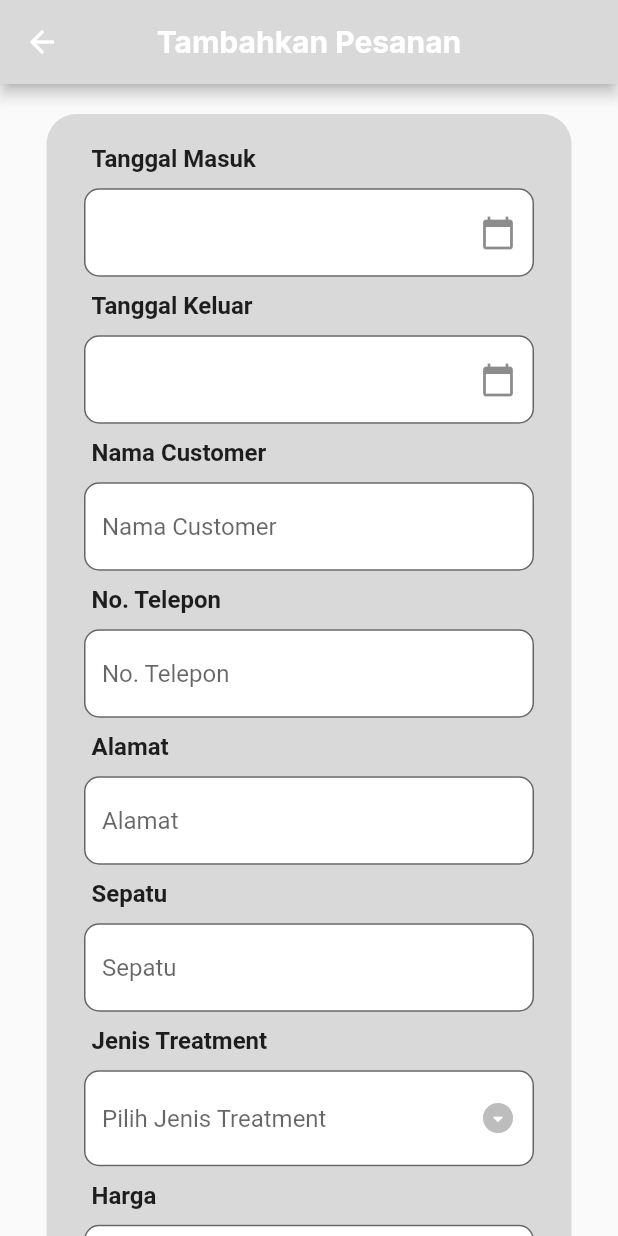
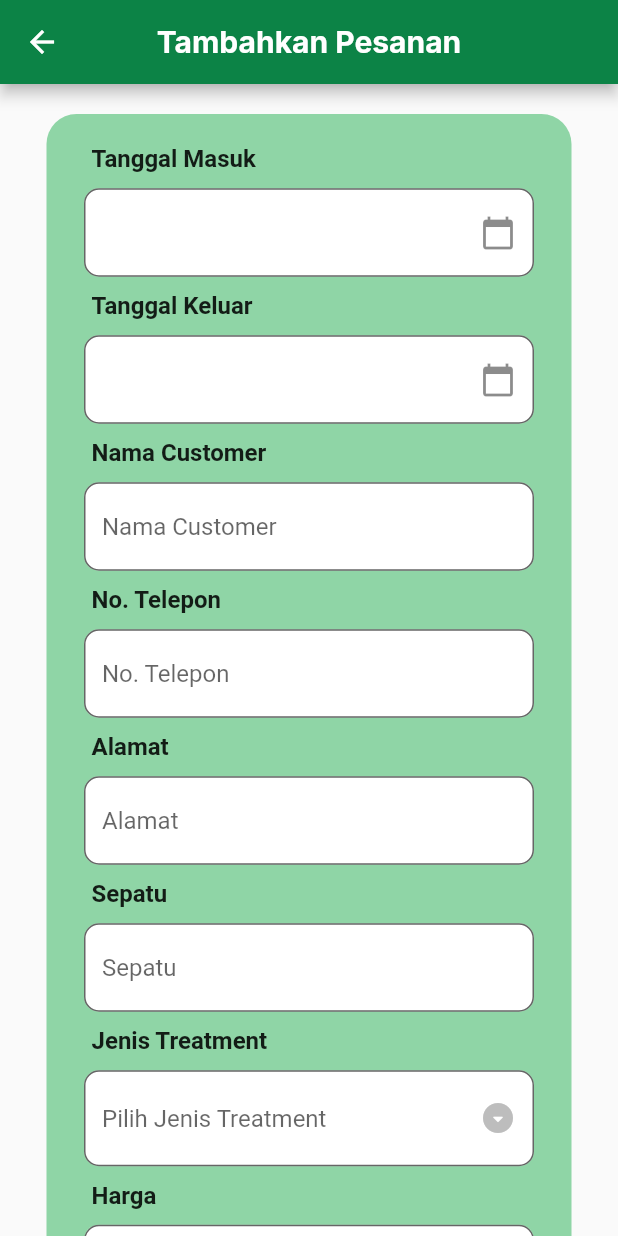
Before and after one commit to eunannana/redlenshoescleaning, a Flutter app: the Pendapatan screen opened directly, after a tap on the "add" icon, on a phone screen of 412 x 824 dp. Run offline on Flutter 3.47's test engine with Material 2 defaults, Android fonts, the phone set to English and light mode, and no system bars; our stand-ins replace cloud_firestore, firebase_auth, firebase_core, google_fonts; accounts and stored records are empty.

Commit message:
membuat front end update treatment ,front end pendapatan

```diff
--- a/lib/main.dart
+++ b/lib/main.dart
@@ -3,6 +3,7 @@ import 'package:flutter/material.dart';
 import 'package:redlenshoescleaning/view/laporan.dart';
 import 'package:redlenshoescleaning/view/login.dart';
 import 'package:redlenshoescleaning/view/pendapatan/pendapatan.dart';
+import 'package:redlenshoescleaning/view/pengeluaran/pengeluaran.dart';
 import 'package:redlenshoescleaning/view/treatment/treatment.dart';
 
 Future main() async {
@@ -18,7 +19,7 @@ class MainApp extends StatelessWidget {
   Widget build(BuildContext context) {
     return const MaterialApp(
       debugShowCheckedModeBanner: false,
-      home: Laporan(),
+      home: Pengeluaran(),
     );
   }
 }
--- a/lib/view/login.dart
+++ b/lib/view/login.dart
@@ -177,13 +177,13 @@ class _LoginState extends State<Login> {
                           minimumSize: MaterialStateProperty.all<Size>(
                               const Size(280, 50)),
                           backgroundColor:
-                              MaterialStateProperty.all(Colors.blueAccent),
+                              MaterialStateProperty.all(Color(0xff329f5b)),
                           overlayColor:
                               MaterialStateProperty.resolveWith<Color?>(
                                   (Set<MaterialState> states) {
                             if (states.contains(MaterialState.pressed)) {
-                              return Colors
-                                  .green; // Ganti dengan warna overlay saat tombol ditekan
+                              return Color(
+                                  0xFF4CAF50); // Ganti dengan warna overlay saat tombol ditekan
                             }
                             return null;
                           }),
--- a/lib/view/pendapatan/creatependapatan.dart
+++ b/lib/view/pendapatan/creatependapatan.dart
@@ -49,7 +49,7 @@ class _CreatePendapatanState extends State<CreatePendapatan> {
           },
         ),
         automaticallyImplyLeading: false,
-        backgroundColor: const Color(0xFFD9D9D9),
+        backgroundColor: const Color(0xFF0C8346),
         centerTitle: true,
         title: Text(
           'Tambahkan Pesanan',
@@ -66,7 +66,7 @@ class _CreatePendapatanState extends State<CreatePendapatan> {
               width: 350,
               height: 900,
               decoration: BoxDecoration(
-                color: const Color(0xFFD9D9D9),
+                color: const Color(0xff8fd5a6),
                 borderRadius: BorderRadius.circular(20),
               ),
               child: Form(
@@ -101,7 +101,7 @@ class _CreatePendapatanState extends State<CreatePendapatan> {
                               borderRadius: BorderRadius.circular(10.0),
                             ),
                             filled: true,
-                            fillColor: Colors.white,
+                            fillColor: const Color.fromRGBO(255, 255, 255, 1),
                             suffixIcon: IconButton(
                               icon: const Icon(Icons.calendar_today),
                               onPressed: () async {
@@ -492,7 +492,7 @@ class _CreatePendapatanState extends State<CreatePendapatan> {
                           }
                         },
                         style: ElevatedButton.styleFrom(
-                          backgroundColor: const Color(0xFF454BE0),
+                          backgroundColor: const Color(0xff329f5b),
                           shape: RoundedRectangleBorder(
                             borderRadius: BorderRadius.circular(18),
                           ),
--- a/lib/view/pendapatan/pendapatan.dart
+++ b/lib/view/pendapatan/pendapatan.dart
@@ -26,7 +26,7 @@ class _PendapatanState extends State<Pendapatan> {
     return Scaffold(
       appBar: AppBar(
         automaticallyImplyLeading: false,
-        backgroundColor: const Color(0xFFD9D9D9),
+        backgroundColor: const Color(0xFF0C8346),
         centerTitle: true,
         title: Text(
           'Daftar Pendapatan',
@@ -58,7 +58,7 @@ class _PendapatanState extends State<Pendapatan> {
                         horizontal: 20.0,
                       ),
                       child: Card(
-                        color: const Color(0xFFD9D9D9),
+                        color: const Color(0xff8fd5a6),
                         elevation: 4,
                         child: ListTile(
                           title: Text(data[index]['tglMasuk']),
@@ -172,7 +172,7 @@ class _PendapatanState extends State<Pendapatan> {
             ),
           );
         },
-        backgroundColor: const Color(0xFFD9D9D9),
+        backgroundColor: const Color(0xFF0C8346),
         child: const Icon(Icons.add),
       ),
     );
--- a/lib/view/pendapatan/updatependapatan.dart
+++ b/lib/view/pendapatan/updatependapatan.dart
@@ -147,7 +147,7 @@ class _UpdatePendapatanState extends State<UpdatePendapatan> {
           },
         ),
         automaticallyImplyLeading: false,
-        backgroundColor: const Color(0xFFD9D9D9),
+        backgroundColor: const Color(0xFF0C8346),
         centerTitle: true,
         title: Text(
           'Edit Pendapatan',
@@ -164,7 +164,7 @@ class _UpdatePendapatanState extends State<UpdatePendapatan> {
               width: 350,
               height: 900,
               decoration: BoxDecoration(
-                color: const Color(0xFFD9D9D9),
+                color: const Color(0xff8fd5a6),
                 borderRadius: BorderRadius.circular(20),
               ),
               child: Form(
@@ -604,7 +604,7 @@ class _UpdatePendapatanState extends State<UpdatePendapatan> {
                           }
                         },
                         style: ElevatedButton.styleFrom(
-                          backgroundColor: const Color(0xFF454BE0),
+                          backgroundColor: const Color(0xFF0C8346),
                           shape: RoundedRectangleBorder(
                             borderRadius: BorderRadius.circular(18),
                           ),
--- a/lib/view/pengeluaran/createpengeluaran.dart
+++ b/lib/view/pengeluaran/createpengeluaran.dart
@@ -27,7 +27,7 @@ class _CreatePengeluaranState extends State<CreatePengeluaran> {
   Widget build(BuildContext context) {
     return Scaffold(
       appBar: AppBar(
-        backgroundColor: const Color(0xFFD9D9D9),
+        backgroundColor: const Color(0xFF0C8346),
         centerTitle: true,
         title: Text(
           'Tambahkan Pengeluaran',
@@ -44,7 +44,7 @@ class _CreatePengeluaranState extends State<CreatePengeluaran> {
               width: 350,
               height: 520,
               decoration: BoxDecoration(
-                color: const Color(0xFFD9D9D9),
+                color: const Color(0xff8fd5a6),
                 borderRadius: BorderRadius.circular(20),
               ),
               child: Form(
@@ -210,7 +210,7 @@ class _CreatePengeluaranState extends State<CreatePengeluaran> {
                           }
                         },
                         style: ElevatedButton.styleFrom(
-                          backgroundColor: const Color(0xFF454BE0),
+                          backgroundColor: const Color(0xff329f5b),
                           shape: RoundedRectangleBorder(
                             borderRadius: BorderRadius.circular(18),
                           ),
--- a/lib/view/pengeluaran/pengeluaran.dart
+++ b/lib/view/pengeluaran/pengeluaran.dart
@@ -25,7 +25,7 @@ class _PengeluaranState extends State<Pengeluaran> {
     return Scaffold(
       appBar: AppBar(
         automaticallyImplyLeading: false,
-        backgroundColor: const Color(0xFFD9D9D9),
+        backgroundColor: const Color(0xFF0C8346),
         centerTitle: true,
         title: Text(
           'Daftar Pengeluaran',
@@ -57,7 +57,7 @@ class _PengeluaranState extends State<Pengeluaran> {
                         horizontal: 20.0,
                       ),
                       child: Card(
-                        color: const Color(0xFFD9D9D9),
+                        color: const Color(0xff8fd5a6),
                         elevation: 4,
                         child: ListTile(
                           title: Text(data[index]['tanggal']),
@@ -171,7 +171,7 @@ class _PengeluaranState extends State<Pengeluaran> {
             }
           });
         },
-        backgroundColor: const Color(0xFFD9D9D9),
+        backgroundColor: const Color(0xff329f5b),
         child: const Icon(Icons.add),
       ),
     );
--- a/lib/view/pengeluaran/updatepengeluaran.dart
+++ b/lib/view/pengeluaran/updatepengeluaran.dart
@@ -110,7 +110,7 @@ class _UpdatePengeluaranState extends State<UpdatePengeluaran> {
   Widget build(BuildContext context) {
     return Scaffold(
       appBar: AppBar(
-        backgroundColor: const Color(0xFFD9D9D9),
+        backgroundColor: const Color(0xFF0C8346),
         centerTitle: true,
         title: Text(
           'Edit Pengeluaran',
@@ -127,7 +127,7 @@ class _UpdatePengeluaranState extends State<UpdatePengeluaran> {
               width: 350,
               height: 520,
               decoration: BoxDecoration(
-                color: const Color(0xFFD9D9D9),
+                color: const Color(0xff8fd5a6),
                 borderRadius: BorderRadius.circular(20),
               ),
               child: Form(
@@ -333,7 +333,7 @@ class _UpdatePengeluaranState extends State<UpdatePengeluaran> {
                           );
                         },
                         style: ElevatedButton.styleFrom(
-                          backgroundColor: const Color(0xFF454BE0),
+                          backgroundColor: const Color(0xff329f5b),
                           shape: RoundedRectangleBorder(
                             borderRadius: BorderRadius.circular(18),
                           ),
```
Also changed, not shown: lib/view/treatment/updatetreatment.dart (+6 -5 lines).
